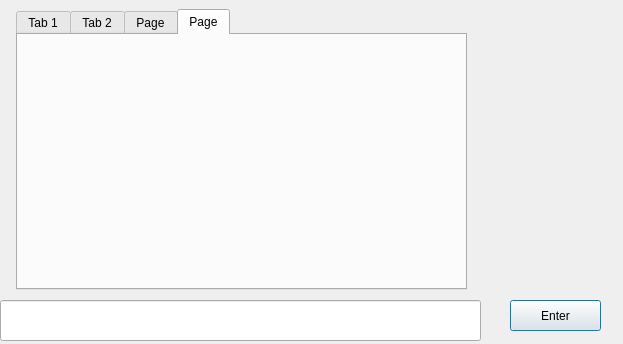
This is inshtant_meshenger/gui/chat.ui in k3an3/InshtantMeshenger as Qt 5 draws it before an edit. The edited form follows.
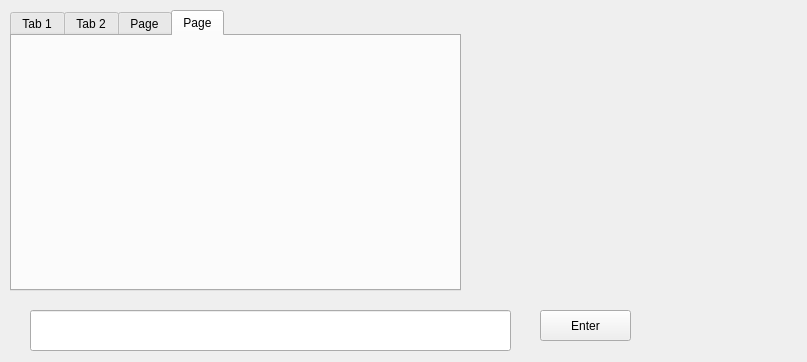
This is the edited form.

Diff of the .ui file:
```diff
--- a/inshtant_meshenger/gui/chat.ui
+++ b/inshtant_meshenger/gui/chat.ui
@@ -6,41 +6,18 @@
    <rect>
     <x>0</x>
     <y>0</y>
-    <width>623</width>
-    <height>344</height>
+    <width>807</width>
+    <height>362</height>
    </rect>
   </property>
   <property name="windowTitle">
    <string>Dialog</string>
   </property>
-  <widget class="QPushButton" name="pushButton">
-   <property name="geometry">
-    <rect>
-     <x>510</x>
-     <y>300</y>
-     <width>91</width>
-     <height>31</height>
-    </rect>
-   </property>
-   <property name="text">
-    <string>Enter</string>
-   </property>
-  </widget>
-  <widget class="QLineEdit" name="lineEdit">
-   <property name="geometry">
-    <rect>
-     <x>0</x>
-     <y>300</y>
-     <width>481</width>
-     <height>41</height>
-    </rect>
-   </property>
-  </widget>
   <widget class="QTabWidget" name="tabWidget">
    <property name="geometry">
     <rect>
-     <x>16</x>
-     <y>9</y>
+     <x>10</x>
+     <y>10</y>
      <width>451</width>
      <height>281</height>
     </rect>
@@ -79,6 +56,52 @@
     </attribute>
    </widget>
   </widget>
+  <widget class="QPushButton" name="pushButton">
+   <property name="geometry">
+    <rect>
+     <x>500</x>
+     <y>440</y>
+     <width>91</width>
+     <height>31</height>
+    </rect>
+   </property>
+   <property name="text">
+    <string>Enter</string>
+   </property>
+  </widget>
+  <widget class="QLineEdit" name="lineEdit">
+   <property name="geometry">
+    <rect>
+     <x>-10</x>
+     <y>440</y>
+     <width>481</width>
+     <height>41</height>
+    </rect>
+   </property>
+  </widget>
+  <widget class="QPushButton" name="pushButton_2">
+   <property name="geometry">
+    <rect>
+     <x>540</x>
+     <y>310</y>
+     <width>91</width>
+     <height>31</height>
+    </rect>
+   </property>
+   <property name="text">
+    <string>Enter</string>
+   </property>
+  </widget>
+  <widget class="QLineEdit" name="lineEdit_2">
+   <property name="geometry">
+    <rect>
+     <x>30</x>
+     <y>310</y>
+     <width>481</width>
+     <height>41</height>
+    </rect>
+   </property>
+  </widget>
  </widget>
  <resources/>
  <connections/>
```
Left out of the diff: 10 changed lines with no effect on the pictures.
